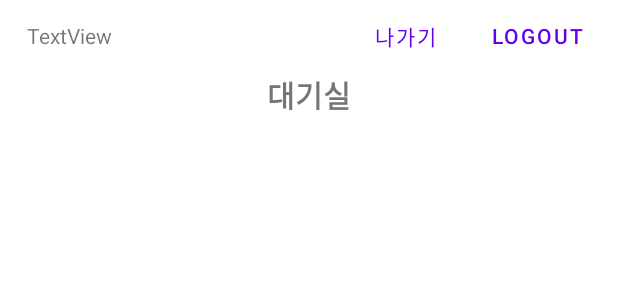
After one commit to devyuseon/da-vinci-code-android, an Android app: the layout activity_wait.xml on its own in the app's theme, with its tools: preview values and no code run, on a phone screen of 412 x 824 dp. The commit adds this screen. Shown: the top 300 px of the screen. Run offline under Robolectric (Android 15) with nearby library versions, the phone set to English and light mode, and no system bars.

Commit message:
Feat: 대기실 추가

```diff
--- a/app/src/main/java/com/hsu/davincicode/ChatMsg.java
+++ b/app/src/main/java/com/hsu/davincicode/ChatMsg.java
@@ -1,10 +1,13 @@
 package com.hsu.davincicode;
+
+import java.util.ArrayList;
 
 // ChatMsg.java 채팅 메시지 ObjectStream 용.
 public class ChatMsg {
     public String code; // 100:로그인, 400:로그아웃, 200:채팅메시지, 300:Image, 500: Mouse Event
     public String UserName;
-    public String data;
+    public String data = "";
+    public ArrayList<String> roomListData = new ArrayList<>();
 
     public ChatMsg(String UserName, String code, String msg) {
         this.code = code;
--- a/app/src/main/java/com/hsu/davincicode/RoomListAdapter.java
+++ b/app/src/main/java/com/hsu/davincicode/RoomListAdapter.java
@@ -30,6 +30,7 @@ public class RoomListAdapter extends RecyclerView.Adapter<RoomListAdapter.ViewHo
         private final TextView tvRoomName;
         private final TextView tvMaxCount;
         private final Button btnRequestRoomEnterance;
+        private String roomId;
 
         private UserInfo userInfo = UserInfo.getInstance();
         private NetworkObj networkObj;
@@ -60,7 +61,7 @@ public class RoomListAdapter extends RecyclerView.Adapter<RoomListAdapter.ViewHo
                             .setView(dialogView)
                             .setNegativeButton("취소", (dialog, which) -> dialog.dismiss())
                             .setPositiveButton("확인", (dialog, which) -> {
-                                String msg = String.format("%s//%s", tvRoomName.getText().toString(), etPw.getText().toString());
+                                String msg = String.format("%s//%s", roomId, etPw.getText().toString());
                                 ChatMsg obj = new ChatMsg(userName, "500", msg);
                                 networkUtils.sendChatMsg(obj); // 서버로 msg 전송
                                 dialog.dismiss();
@@ -100,6 +101,7 @@ public class RoomListAdapter extends RecyclerView.Adapter<RoomListAdapter.ViewHo
 
     @Override
     public void onBindViewHolder(@NonNull ViewHolder holder, int position) {
+        holder.roomId = roomList.get(position).getRoomId();
         holder.getTvRoomName().setText(roomList.get(position).getRoomName());
         holder.getTvMaxCount().setText(String.format("%s/%s", roomList.get(position).getCurCount(), roomList.get(position).getMaxCount()));
     }
--- a/app/src/main/res/layout/activity_room_list.xml
+++ b/app/src/main/res/layout/activity_room_list.xml
@@ -28,7 +28,7 @@
             android:textAlignment="center" />
 
         <TextView
-            android:id="@+id/tv_act_title"
+            android:id="@+id/tv_wait_act_title"
             android:layout_width="wrap_content"
             android:layout_height="wrap_content"
             android:layout_centerInParent="true"
--- /dev/null
+++ b/app/src/main/res/layout/activity_wait.xml
@@ -0,0 +1,70 @@
+<?xml version="1.0" encoding="utf-8"?>
+<androidx.constraintlayout.widget.ConstraintLayout xmlns:android="http://schemas.android.com/apk/res/android"
+    xmlns:app="http://schemas.android.com/apk/res-auto"
+    xmlns:tools="http://schemas.android.com/tools"
+    android:layout_width="match_parent"
+    android:layout_height="match_parent"
+    tools:context=".WaitActivity">
+
+    <TextView
+        android:id="@+id/tv_wait_act_title"
+        android:layout_width="wrap_content"
+        android:layout_height="wrap_content"
+        android:layout_centerHorizontal="true"
+        android:layout_centerVertical="true"
+        android:text="대기실"
+        android:textAlignment="center"
+        android:textSize="20sp"
+        android:textStyle="bold"
+        app:layout_constraintEnd_toEndOf="parent"
+        app:layout_constraintStart_toStartOf="parent"
+        app:layout_constraintTop_toBottomOf="@+id/relativeLayout" />
+
+    <RelativeLayout
+        android:id="@+id/relativeLayout"
+        android:layout_width="match_parent"
+        android:layout_height="wrap_content"
+        android:layout_marginStart="10dp"
+        android:layout_marginEnd="10dp"
+        app:layout_constraintEnd_toEndOf="parent"
+        app:layout_constraintStart_toStartOf="parent"
+        app:layout_constraintTop_toTopOf="parent">
+
+        <TextView
+            android:id="@+id/tv_cur_user"
+            android:layout_width="wrap_content"
+            android:layout_height="wrap_content"
+            android:layout_alignParentLeft="true"
+            android:layout_centerVertical="true"
+            android:layout_marginStart="8dp"
+            android:layout_marginTop="8dp"
+            android:text="TextView"
+            android:textAlignment="center" />
+
+        <Button
+            android:id="@+id/btn_wait_roomout"
+            style="?android:attr/buttonBarButtonStyle"
+            android:layout_width="wrap_content"
+            android:layout_height="wrap_content"
+            android:layout_toLeftOf="@+id/btn_wait_logout"
+            android:paddingLeft="0dp"
+            android:paddingTop="0dp"
+            android:paddingRight="0dp"
+            android:paddingBottom="0dp"
+            android:text="나가기" />
+
+        <Button
+            android:id="@+id/btn_wait_logout"
+            style="?android:attr/buttonBarButtonStyle"
+            android:layout_width="wrap_content"
+            android:layout_height="wrap_content"
+            android:layout_alignParentEnd="true"
+            android:paddingLeft="0dp"
+            android:paddingTop="0dp"
+            android:paddingRight="0dp"
+            android:paddingBottom="0dp"
+            android:text="logout" />
+
+    </RelativeLayout>
+
+</androidx.constraintlayout.widget.ConstraintLayout>
```
Also changed, not shown: app/src/main/java/com/hsu/davincicode/NetworkUtils.java (+7 -1 lines), app/src/main/java/com/hsu/davincicode/Room.java (+22 -13 lines), app/src/main/java/com/hsu/davincicode/RoomListActivity.java (+78 -4 lines), app/src/main/java/com/hsu/davincicode/UserInfo.java (+9 -0 lines), app/src/main/java/com/hsu/davincicode/WaitActivity.java (added, +44 -0 lines).
